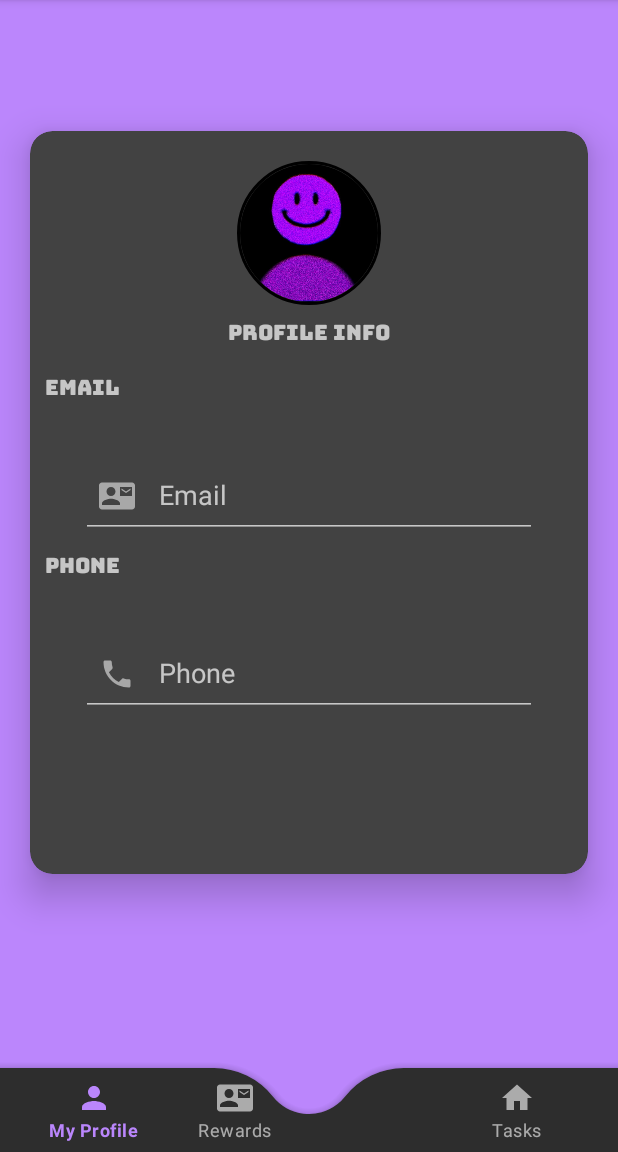
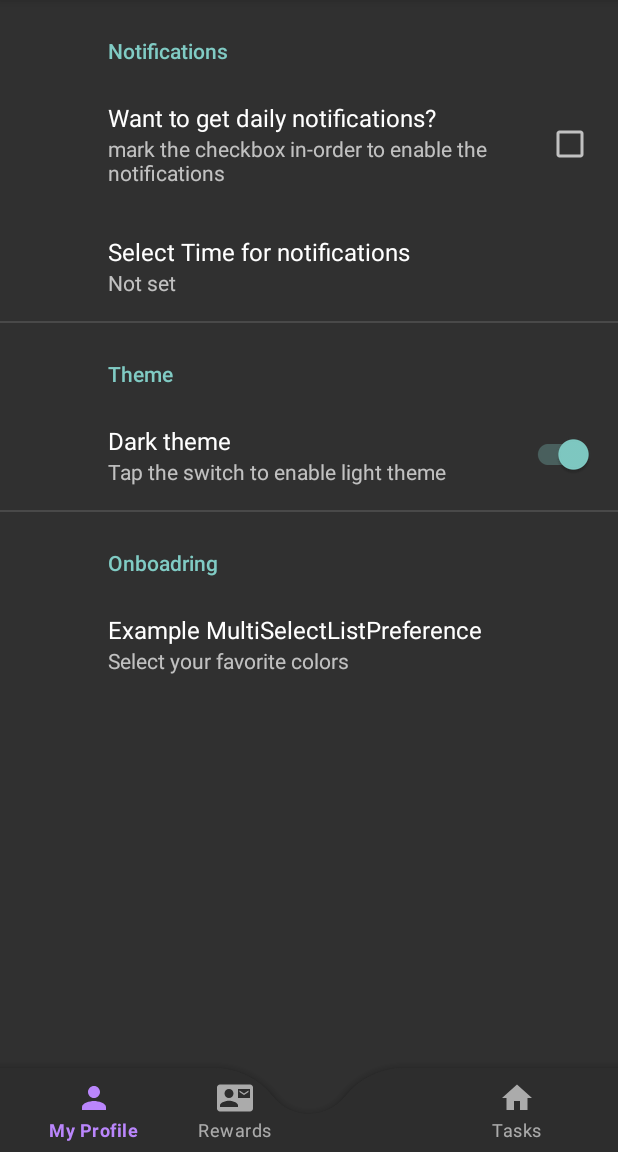
Before and after one commit to OfekiAlm/SoloBeast, an Android app: the MainActivity screen opened directly, with no data from a screen before it, after a tap on "Settings", on a phone screen of 412 x 824 dp, the part 84-1236 px from its top. Run offline under Robolectric (Android 15) with nearby library versions, the phone set to English and light mode, and no system bars; our stand-ins replace Firebase (no records; nobody signed in at launch, a user with empty details on screens opened directly), androidx.preference; 4 statements that could not run were skipped; 1 other tap on this screen came first.

Commit message:
added settings fragment with a little bug for the MultiSelect feature

```diff
--- a/app/build.gradle
+++ b/app/build.gradle
@@ -32,6 +32,7 @@ android {
 }
 
 dependencies {
+    implementation 'androidx.preference:preference:1.1.1'
     implementation 'de.hdodenhof:circleimageview:3.1.0'
     implementation "androidx.recyclerview:recyclerview:1.2.1"
     implementation "androidx.cardview:cardview:1.0.0"
--- /dev/null
+++ b/app/src/main/java/com/example/solobeast/ui/Home/Fragments/SettingsFragment.java
@@ -0,0 +1,57 @@
+package com.example.solobeast.ui.Home.Fragments;
+
+import android.app.TimePickerDialog;
+import android.os.Bundle;
+import android.view.View;
+import android.widget.EditText;
+
+import androidx.preference.EditTextPreference;
+import androidx.preference.MultiSelectListPreference;
+import androidx.preference.Preference;
+import androidx.preference.PreferenceFragmentCompat;
+
+import com.example.solobeast.R;
+
+import java.util.Locale;
+
+public class SettingsFragment extends PreferenceFragmentCompat {
+    EditTextPreference editTextPreference;
+    MultiSelectListPreference multiSelectListPreference;
+    @Override
+    public void onCreatePreferences(Bundle savedInstanceState, String rootKey) {
+        setPreferencesFromResource(R.xml.root_preferences, rootKey);
+
+        editTextPreference = findPreference("time_selector");
+        multiSelectListPreference = findPreference("activities_multiselect_list_preference");
+        multiSelectListPreference.setEntries(R.array.activities);
+
+        multiSelectListPreference.setEntryValues(R.array.activities_values);
+    }
+
+    /**
+     * Opens the time picker dialog.
+     * @param view The view that triggered the method.
+     */
+    public void popTimePicker(View view) {
+        TimePickerDialog.OnTimeSetListener onTimeSetListener = (timePicker, selectedHour, selectedMinute) -> editTextPreference.setText(String.format(Locale.getDefault(), "%02d:%02d",selectedHour, selectedMinute));
+        //TimePickerDialog.OnCancelListener onCancelListener = (timePicker)  -> editTextPreference.performClick();
+
+        TimePickerDialog timePickerDialog = new TimePickerDialog(getContext(), onTimeSetListener, 1,0, true);
+        //timePickerDialog.setOnCancelListener(onCancelListener);
+        timePickerDialog.setTitle("Select Task Duration (HH:MM)");
+        timePickerDialog.show();
+    }
+
+    @Override
+    public void onDisplayPreferenceDialog(Preference preference) {
+        //super.onDisplayPreferenceDialog(preference);
+        switch (preference.getKey()){
+            case "time_selector":
+                popTimePicker(getView());
+                break;
+            case "activities_multiselect_list_preference":
+                super.onDisplayPreferenceDialog(preference);
+                break;
+        }
+    }
+}
--- a/app/src/main/java/com/example/solobeast/ui/Home/MainActivity.java
+++ b/app/src/main/java/com/example/solobeast/ui/Home/MainActivity.java
@@ -10,6 +10,7 @@ import android.net.Uri;
 import android.os.Bundle;
 import android.util.Log;
 import android.view.Gravity;
+import android.view.Menu;
 import android.view.MenuItem;
 import android.view.View;
 import android.widget.LinearLayout;
@@ -34,6 +35,7 @@ import com.example.solobeast.R;
 import com.example.solobeast.ui.Home.Fragments.RewardFragment;
 import com.example.solobeast.databinding.ActivityMainBinding;
 import com.example.solobeast.ui.Auth.LoginAct;
+import com.example.solobeast.ui.Home.Fragments.SettingsFragment;
 import com.example.solobeast.ui.MailContactAct;
 import com.google.android.gms.tasks.Task;
 import com.google.android.material.floatingactionbutton.FloatingActionButton;
@@ -80,7 +82,8 @@ public class MainActivity extends AppCompatActivity implements NavigationView.On
     enum Fragments{
         HOME,
         REWARDS,
-        PROFILE
+        PROFILE,
+        SETTINGS
     }
 
     /**
@@ -116,6 +119,9 @@ public class MainActivity extends AppCompatActivity implements NavigationView.On
                 startActivity(i);
             }
             if (determineFragment() == Fragments.PROFILE){
+                Toast.makeText(this,"",Toast.LENGTH_LONG).show();
+            }
+            if (determineFragment() == Fragments.SETTINGS){
                 Toast.makeText(this,"",Toast.LENGTH_LONG).show();
             }
         });
@@ -205,7 +211,9 @@ public class MainActivity extends AppCompatActivity implements NavigationView.On
                 Log.i("MoveScreen", "MoveToSettingsScreen:Success");
                 //Intent moveToSettings = new Intent(this, SettingsActivity.class);
                 //startActivity(moveToSettings);
-                Toast.makeText(this,"Default settings is enabled in the current version",Toast.LENGTH_LONG).show();
+                replaceFragment(new SettingsFragment(),Fragments.SETTINGS);
+                addBtn.setVisibility(View.GONE);
+                //Toast.makeText(this,"Default settings is enabled in the current version",Toast.LENGTH_LONG).show();
                 break;
             case R.id.nav_onboarding:
                 Log.i("MoveScreen", "MoveToOnBoardScreen:Success");
@@ -272,6 +280,9 @@ public class MainActivity extends AppCompatActivity implements NavigationView.On
             case 2:
                 onWhichFragment = "PROFILE";
                 break;
+            case 3:
+                onWhichFragment = "SETTINGS";
+                break;
         }
         FragmentManager fragmentManager = getSupportFragmentManager();
         FragmentTransaction fragmentTransaction = fragmentManager.beginTransaction();
@@ -287,6 +298,10 @@ public class MainActivity extends AppCompatActivity implements NavigationView.On
     public Fragments determineFragment(){
         Fragment rewardsFrag = (Fragment)getSupportFragmentManager().findFragmentByTag("REWARDS");
         Fragment profileFrag = (Fragment)getSupportFragmentManager().findFragmentByTag("PROFILE");
+        Fragment settingsFrag = (Fragment)getSupportFragmentManager().findFragmentByTag("SETTINGS");
+        if(settingsFrag != null && settingsFrag.isVisible()){
+            return Fragments.SETTINGS;
+        }
         if(rewardsFrag != null && rewardsFrag.isVisible()){
             return Fragments.REWARDS;
         }
--- /dev/null
+++ b/app/src/main/res/values/arrays.xml
@@ -0,0 +1,55 @@
+<resources>
+
+    <string-array name="activities">
+        <item>MainActivity</item>
+        <item>Profile</item>
+        <item>Rewards</item>
+        <item>DetailedTaskActivity</item>
+    </string-array>
+
+    <string-array name="activities_values">
+        <item>MainActivity</item>
+        <item>Profile</item>
+        <item>Rewards</item>
+        <item>DetailedTaskActivity</item>
+    </string-array>
+
+    <string-array name="activities_default_values">
+        <item>0</item>
+        <item>1</item>
+        <item>2</item>
+    </string-array>
+
+
+
+
+
+
+
+
+
+
+    <string-array name="color_names">
+        <item>Red</item>
+        <item>Green</item>
+        <item>Blue</item>
+        <item>Yellow</item>
+        <item>Orange</item>
+        <item>Purple</item>
+    </string-array>
+
+    <string-array name="color_values">
+        <item>#ff0000</item>
+        <item>#00ff00</item>
+        <item>#0000ff</item>
+        <item>#ffff00</item>
+        <item>#ffa500</item>
+        <item>#800080</item>
+    </string-array>
+
+    <string-array name="default_colors">
+        <item>#ff0000</item>
+        <item>#00ff00</item>
+        <item>#0000ff</item>
+    </string-array>
+</resources>
--- /dev/null
+++ b/app/src/main/res/xml/root_preferences.xml
@@ -0,0 +1,51 @@
+<PreferenceScreen xmlns:app="http://schemas.android.com/apk/res-auto"
+    xmlns:android="http://schemas.android.com/apk/res/android">
+
+    <PreferenceCategory app:title="@string/notifications_settings">
+        <CheckBoxPreference
+            app:key="want_notifications"
+            app:title="Want to get daily notifications?"
+            app:summaryOff="mark the checkbox in-order to enable the notifications"
+            app:summaryOn="un-check the checkbox in-order to disable daily notifications"
+        />
+        <EditTextPreference
+            app:dependency="want_notifications"
+            app:key="time_selector"
+            app:title="Select Time for notifications"
+            app:useSimpleSummaryProvider="true"
+            app:summary="Tap to select time"
+            />
+    </PreferenceCategory>
+    <PreferenceCategory app:title="Theme">
+
+        <SwitchPreferenceCompat
+            app:key="dark_theme"
+            app:title="Dark theme"
+            app:summaryOff="Tap the switch to enable dark theme"
+            app:summaryOn="Tap the switch to enable light theme"
+            app:defaultValue="true"/>
+
+    </PreferenceCategory>
+    <PreferenceCategory app:title="Onboadring">
+<!--    <MultiSelectListPreference-->
+<!--        app:key="activities_multiselect_list_preference"-->
+<!--        app:title="Select your guides you want to get"-->
+<!--        app:summary="Select your explanation to activities"-->
+<!--        android:entries="@array/activities"-->
+<!--        android:entryValues="@array/activities_values"-->
+<!--        app:dialogTitle="Choose activities"-->
+<!--        app:dialogMessage="Select one or more activities"-->
+<!--        app:positiveButtonText="OK"-->
+<!--        app:negativeButtonText="Cancel"/>-->
+        <MultiSelectListPreference
+            android:key="activities_multiselect_list_preference"
+            android:title="Example MultiSelectListPreference"
+            android:summary="Select your favorite colors"
+
+            android:dialogTitle="Choose colors"
+            android:dialogMessage="Select one or more colors"
+            android:positiveButtonText="Ok"
+            android:negativeButtonText="Cancel"/>
+    </PreferenceCategory>
+
+</PreferenceScreen>
```
Also changed, not shown: app/src/main/res/values/strings.xml (+1 -13 lines).
